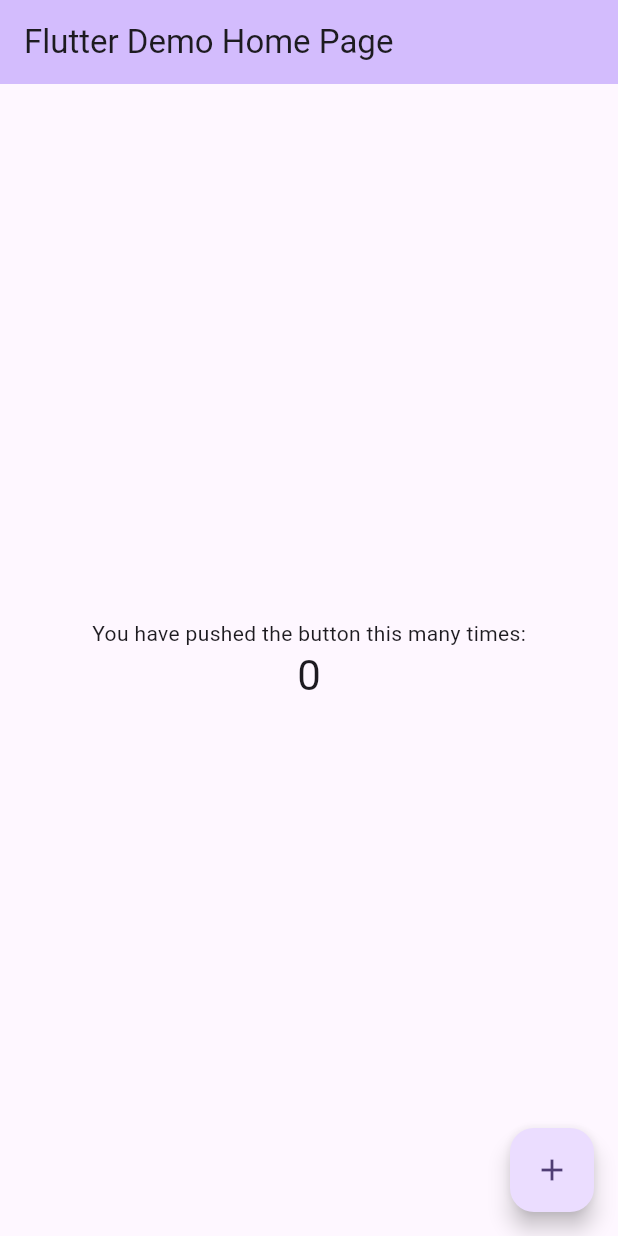
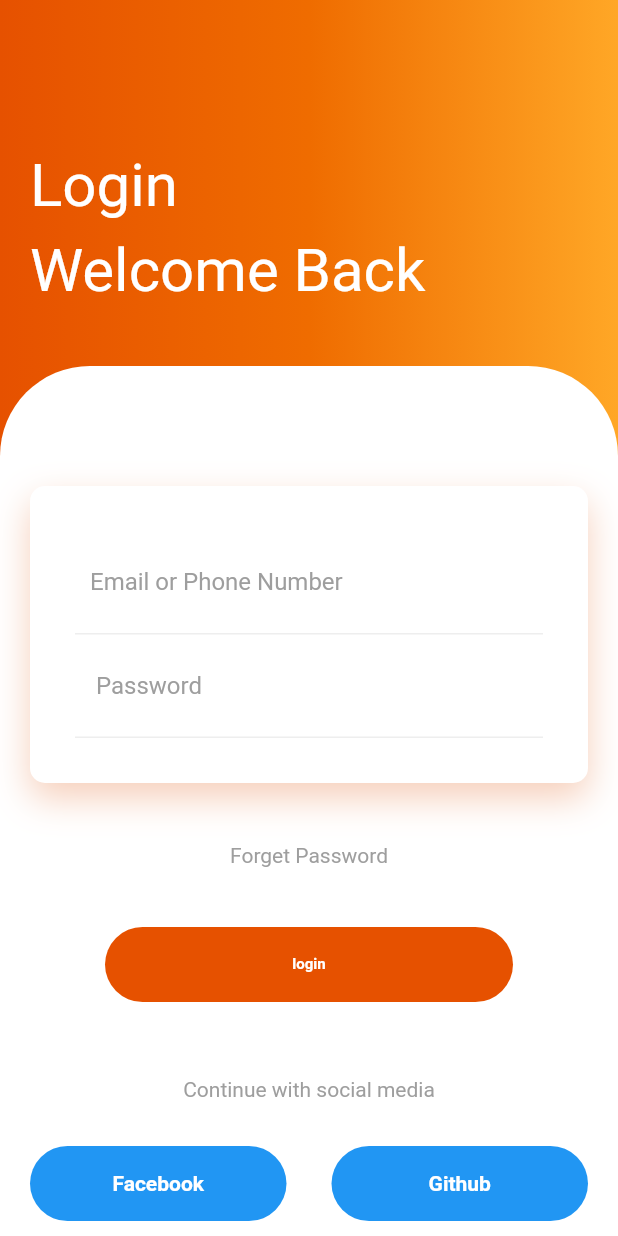
Before and after one commit to Ajwa1/flutter-login-page, a Flutter app: the screen it shows after launch, on a phone screen of 412 x 824 dp. Run offline on Flutter 3.47's test engine with Material 2 defaults, Android fonts, the phone set to English and light mode, and no system bars.

Commit message:
commit 2

```diff
--- a/lib/main.dart
+++ b/lib/main.dart
@@ -1,125 +1,188 @@
 import 'package:flutter/material.dart';
 
-void main() {
-  runApp(const MyApp());
-}
+void main() => runApp(
+  const MaterialApp(
+    home: HomePage(),
+  )
+);
 
-class MyApp extends StatelessWidget {
-  const MyApp({super.key});
-
-  // This widget is the root of your application.
-  @override
-  Widget build(BuildContext context) {
-    return MaterialApp(
-      title: 'Flutter Demo',
-      theme: ThemeData(
-        // This is the theme of your application.
-        //
-        // TRY THIS: Try running your application with "flutter run". You'll see
-        // the application has a blue toolbar. Then, without quitting the app,
-        // try changing the seedColor in the colorScheme below to Colors.green
-        // and then invoke "hot reload" (save your changes or press the "hot
-        // reload" button in a Flutter-supported IDE, or press "r" if you used
-        // the command line to start the app).
-        //
-        // Notice that the counter didn't reset back to zero; the application
-        // state is not lost during the reload. To reset the state, use hot
-        // restart instead.
-        //
-        // This works for code too, not just values: Most code changes can be
-        // tested with just a hot reload.
-        colorScheme: ColorScheme.fromSeed(seedColor: Colors.deepPurple),
-        useMaterial3: true,
-      ),
-      home: const MyHomePage(title: 'Flutter Demo Home Page'),
-    );
-  }
-}
-
-class MyHomePage extends StatefulWidget {
-  const MyHomePage({super.key, required this.title});
-
-  // This widget is the home page of your application. It is stateful, meaning
-  // that it has a State object (defined below) that contains fields that affect
-  // how it looks.
-
-  // This class is the configuration for the state. It holds the values (in this
-  // case the title) provided by the parent (in this case the App widget) and
-  // used by the build method of the State. Fields in a Widget subclass are
-  // always marked "final".
-
-  final String title;
-
-  @override
-  State<MyHomePage> createState() => _MyHomePageState();
-}
-
-class _MyHomePageState extends State<MyHomePage> {
-  int _counter = 0;
-
-  void _incrementCounter() {
-    setState(() {
-      // This call to setState tells the Flutter framework that something has
-      // changed in this State, which causes it to rerun the build method below
-      // so that the display can reflect the updated values. If we changed
-      // _counter without calling setState(), then the build method would not be
-      // called again, and so nothing would appear to happen.
-      _counter++;
-    });
-  }
+class HomePage extends StatelessWidget {
+  const HomePage({super.key});
 
   @override
   Widget build(BuildContext context) {
-    // This method is rerun every time setState is called, for instance as done
-    // by the _incrementCounter method above.
-    //
-    // The Flutter framework has been optimized to make rerunning build methods
-    // fast, so that you can just rebuild anything that needs updating rather
-    // than having to individually change instances of widgets.
     return Scaffold(
-      appBar: AppBar(
-        // TRY THIS: Try changing the color here to a specific color (to
-        // Colors.amber, perhaps?) and trigger a hot reload to see the AppBar
-        // change color while the other colors stay the same.
-        backgroundColor: Theme.of(context).colorScheme.inversePrimary,
-        // Here we take the value from the MyHomePage object that was created by
-        // the App.build method, and use it to set our appbar title.
-        title: Text(widget.title),
+      body: Container(
+        width: double.infinity,
+        decoration: BoxDecoration(
+          gradient: LinearGradient(
+            colors: [
+              Colors.orange[900],
+              Colors.orange[800],
+              Colors.orange[400],
+          ]),
         ),
-      body: Center(
-        // Center is a layout widget. It takes a single child and positions it
-        // in the middle of the parent.
+        child:  Column(
+          crossAxisAlignment: CrossAxisAlignment.start,
+          children: [
+            const SizedBox(height: 80,),
+            const Padding(
+              padding: EdgeInsets.all(20),
               child: Column(
-          // Column is also a layout widget. It takes a list of children and
-          // arranges them vertically. By default, it sizes itself to fit its
-          // children horizontally, and tries to be as tall as its parent.
-          //
-          // Column has various properties to control how it sizes itself and
-          // how it positions its children. Here we use mainAxisAlignment to
-          // center the children vertically; the main axis here is the vertical
-          // axis because Columns are vertical (the cross axis would be
-          // horizontal).
-          //
-          // TRY THIS: Invoke "debug painting" (choose the "Toggle Debug Paint"
-          // action in the IDE, or press "p" in the console), to see the
-          // wireframe for each widget.
-          mainAxisAlignment: MainAxisAlignment.center,
-          children: <Widget>[
-            const Text(
-              'You have pushed the button this many times:',
+                crossAxisAlignment: CrossAxisAlignment.start,
+                children:  [
+                  Text(
+                    'Login',
+                    style: TextStyle(
+                      color: Colors.white,
+                      fontSize: 40
                     ),
+                  ),
+                  SizedBox(height: 10,),
                   Text(
-              '$_counter',
-              style: Theme.of(context).textTheme.headlineMedium,
+                    'Welcome Back',
+                    style: TextStyle(
+                    color: Colors.white,
+                    fontSize: 40
+                    ),
                   ),
                 ],
               ),
             ),
-      floatingActionButton: FloatingActionButton(
-        onPressed: _incrementCounter,
-        tooltip: 'Increment',
-        child: const Icon(Icons.add),
-      ), // This trailing comma makes auto-formatting nicer for build methods.
+            const SizedBox(height: 20),
+            Expanded(
+              child: Container(
+                decoration: const BoxDecoration(
+                color: Colors.white,
+                borderRadius: BorderRadius.only(topLeft: Radius.circular(60), topRight: Radius.circular(60))
+                ),
+                child: Padding(
+                  padding: const EdgeInsets.all(20),
+                child: Column(
+                  children: [
+                    const SizedBox(height: 60),
+                    Container(
+                      padding: const EdgeInsets.all(30),
+                      decoration: BoxDecoration(
+                        color: Colors.white,
+                        borderRadius: BorderRadius.circular(10),
+                        boxShadow: const [BoxShadow(
+                          color: Color.fromRGBO(225, 95, 27, .3),
+                          blurRadius: 20,
+                          offset: Offset(0, 10)
+                        )]
+                      ),
+                      child: Column(
+                        children: [
+                          Container(
+                            padding: const EdgeInsets.all(10),
+                            decoration: BoxDecoration(
+                              border: Border(bottom: BorderSide(
+                                color: Colors.grey[200])),
+                            ),
+                            child: const TextField(
+                                decoration: InputDecoration(
+                                hintText:"Email or Phone Number",
+                                hintStyle: TextStyle(color: Colors.grey),
+                                border: InputBorder.none
+                              ),
+                            ),
+                          ),
+                          Container(
+                            padding: const EdgeInsets.all(10),
+                            decoration: BoxDecoration(
+                              border: Border(
+                                bottom: BorderSide(
+                                color: Colors.grey[200],
+                                )
+                                ),
+                            ),
+                            child: const TextField(
+                                decoration: InputDecoration(
+                                hintText:" Password",
+                                hintStyle: TextStyle(color: Colors.grey),
+                                border: InputBorder.none
+                              ),
+                            ),
+                          ),
+                        ],
+                      ),
+                    ),
+                    const SizedBox(height: 40,),
+                    const Text("Forget Password", style: TextStyle(color: Colors.grey),),
+                    const SizedBox(height: 40,),
+                    Container(
+                      height: 50,
+                      margin: const EdgeInsets.symmetric(horizontal: 50),
+                      decoration: BoxDecoration(
+                        borderRadius: BorderRadius.circular(50),
+                        color: Colors.orange[900],
+                      ),
+                      child: const Center(
+                        child: Text("login",
+                        style: TextStyle(
+                          color: Colors.white,
+                          fontSize: 10,
+                          fontWeight: FontWeight.bold),),
+                      ),
+                    ),
+                    const SizedBox(height: 50,),
+                    const Text("Continue with social media",
+                    style: TextStyle(color: Colors.grey),),
+                    const SizedBox(height: 30,),
+                    Row(
+                      children: [
+                        Expanded(child: Container(
+                          height: 50,
+                          decoration: BoxDecoration(
+                          borderRadius: BorderRadius.circular(50),
+                          color: Colors.blue
+                          ),
+                          child: const Center(
+                            child: Text("Facebook",
+                            style: TextStyle(
+                              color: Colors.white,
+                              fontWeight: FontWeight.bold,
+                            ),),
+                          ),
+                        ),
+                        ),
+                        const SizedBox(width: 30,),
+                        Expanded(child: Container(
+                          height: 50,
+                          decoration: BoxDecoration(
+                            borderRadius: BorderRadius.circular(50),
+                            color: Colors.blue
+                          ),
+                          child: const Center(
+                            child: Text("Github",
+                            style: TextStyle(
+                              color: Colors.white,
+                              fontWeight: FontWeight.bold,
+                            ),),
+                          ),
+                        ),
+                        ),
+
+                      ],
+                    )
+
+
+
+
+
+
+                  ],
+                ),
+                ),
+
+
+
+
+            )
+            ),
+
+          ]),
+      ),
     );
-  }
-}
+  }}
--- a/pubspec.yaml
+++ b/pubspec.yaml
@@ -30,6 +30,7 @@ environment:
 dependencies:
   flutter:
     sdk: flutter
+    simple_animations: ^1.3.3
 
 
   # The following adds the Cupertino Icons font to your application.
```
Lines whose indentation alone changed are shown as unchanged.
